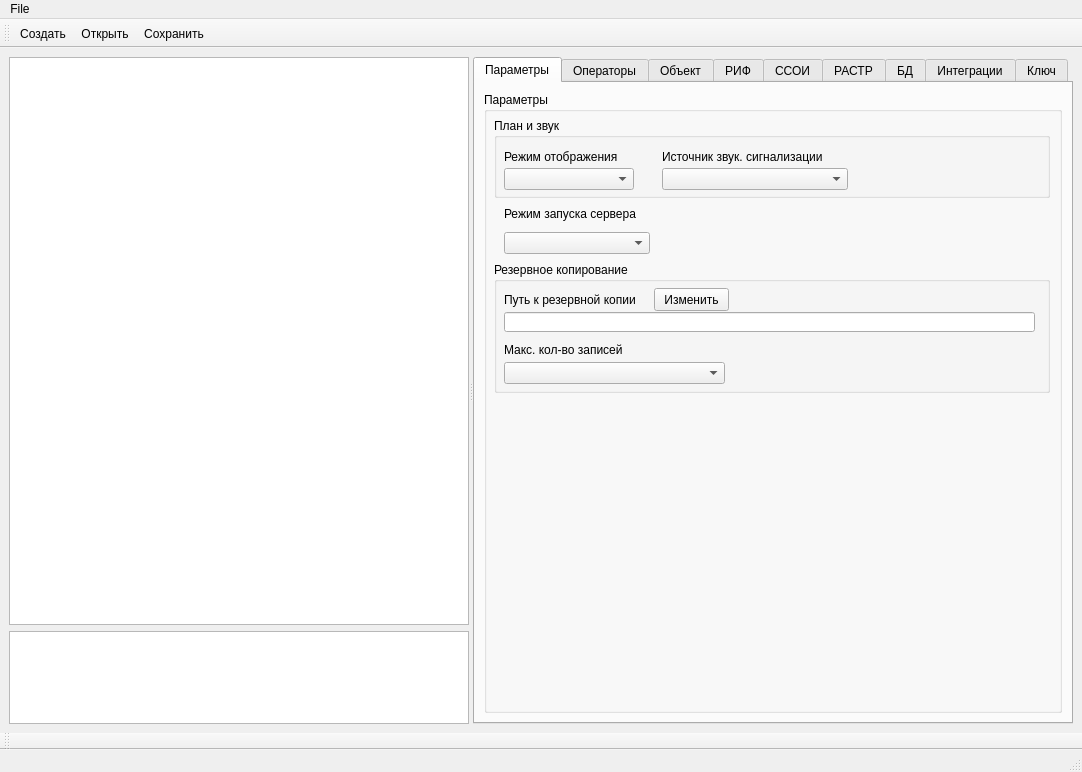
Qt form m_cfg/MainWindowCFG.ui (xXRadioHeadXx/start7) before a commit.
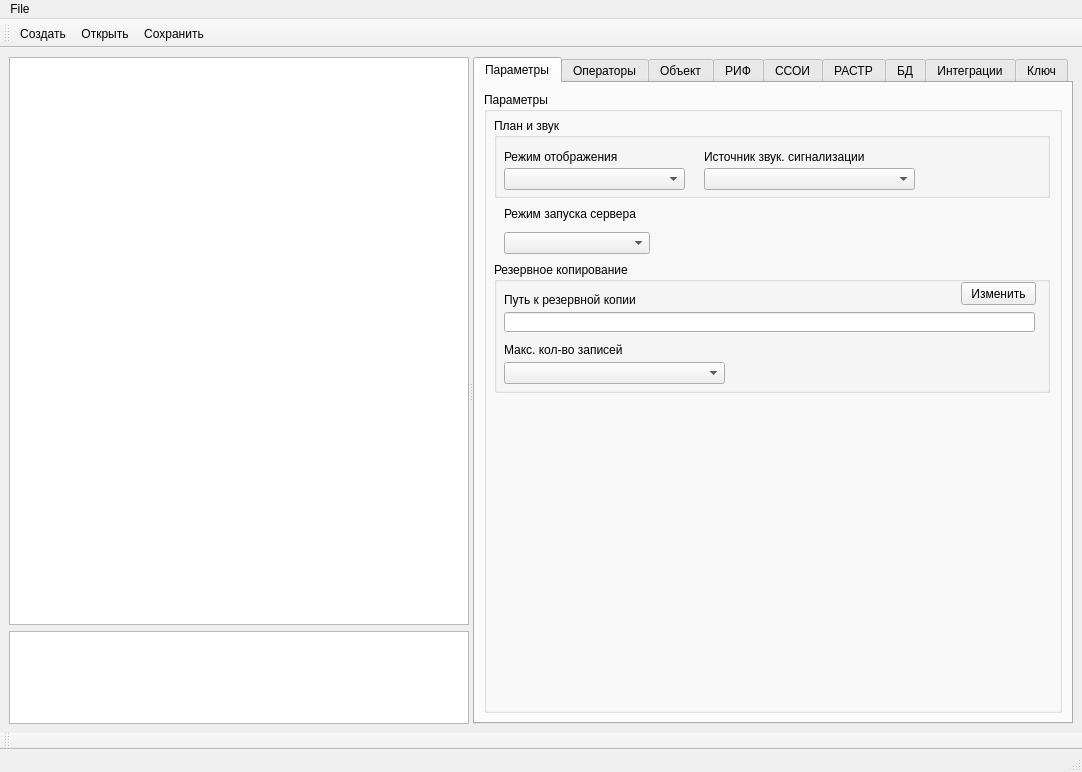
The same form after that commit. The open tabs and pages were chosen to show the change. Icons and pictures are not drawn. Custom widgets are drawn as their Qt base class.

```diff
--- a/m_cfg/MainWindowCFG.ui
+++ b/m_cfg/MainWindowCFG.ui
@@ -189,7 +189,7 @@
               <rect>
                <x>10</x>
                <y>31</y>
-               <width>141</width>
+               <width>181</width>
                <height>16</height>
               </rect>
              </property>
@@ -208,7 +208,7 @@
               <rect>
                <x>10</x>
                <y>50</y>
-               <width>130</width>
+               <width>181</width>
                <height>22</height>
               </rect>
              </property>
@@ -220,13 +220,13 @@
              </property>
              <property name="minimumSize">
               <size>
-               <width>130</width>
+               <width>129</width>
                <height>22</height>
               </size>
              </property>
              <property name="maximumSize">
               <size>
-               <width>117</width>
+               <width>999</width>
                <height>22</height>
               </size>
              </property>
@@ -234,9 +234,9 @@
             <widget class="QLabel" name="label_2">
              <property name="geometry">
               <rect>
-               <x>168</x>
+               <x>210</x>
                <y>31</y>
-               <width>191</width>
+               <width>211</width>
                <height>16</height>
               </rect>
              </property>
@@ -253,9 +253,9 @@
             <widget class="QComboBox" name="SoundType_comboBox">
              <property name="geometry">
               <rect>
-               <x>168</x>
+               <x>210</x>
                <y>50</y>
-               <width>186</width>
+               <width>211</width>
                <height>22</height>
               </rect>
              </property>
@@ -273,7 +273,7 @@
              </property>
              <property name="maximumSize">
               <size>
-               <width>164</width>
+               <width>999</width>
                <height>22</height>
               </size>
              </property>
@@ -306,7 +306,7 @@
               <rect>
                <x>10</x>
                <y>30</y>
-               <width>161</width>
+               <width>381</width>
                <height>16</height>
               </rect>
              </property>
@@ -317,8 +317,8 @@
             <widget class="QPushButton" name="BACKUP_pushButton">
              <property name="geometry">
               <rect>
-               <x>160</x>
-               <y>26</y>
+               <x>467</x>
+               <y>20</y>
                <width>75</width>
                <height>23</height>
               </rect>
@@ -342,7 +342,7 @@
               <rect>
                <x>10</x>
                <y>80</y>
-               <width>131</width>
+               <width>261</width>
                <height>16</height>
               </rect>
              </property>
```
Left out of the diff: 2 changed lines with no effect on the pictures.
